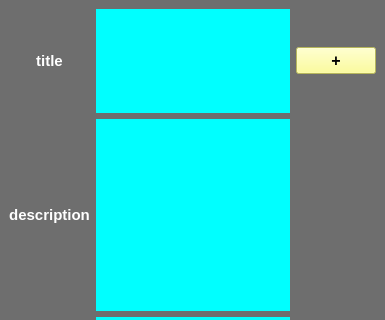
Before: the Qt Designer form todo_list.ui in TaRa1999R/assignment22, drawn with Qt 5; both pictures show x 0 to 385 and y 0 to 320 of the 385 by 588 pixel window.
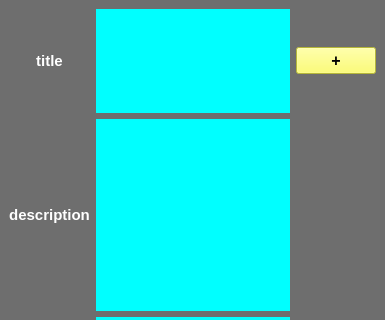
After: the same form once the commit is applied.

What changed in the file:
```diff
--- a/todo_list.ui
+++ b/todo_list.ui
@@ -287,7 +287,7 @@
          </font>
         </property>
         <property name="styleSheet">
-         <string notr="true">background-color: rgb(255, 255, 127);border-right-bottom-radius: 5xp;</string>
+         <string notr="true">background-color: rgb(253, 255, 80);border-right-bottom-radius: 5xp;</string>
         </property>
         <property name="text">
          <string>+</string>
```
